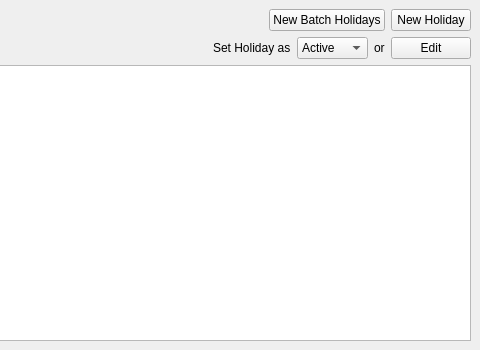
thanhdung96/KairosConsole, file KairosQt/design/Holiday/HolidayListingWidget.ui: the form before one commit; both pictures show x 227 to 707 and y 0 to 350 of the 707 by 350 pixel window.
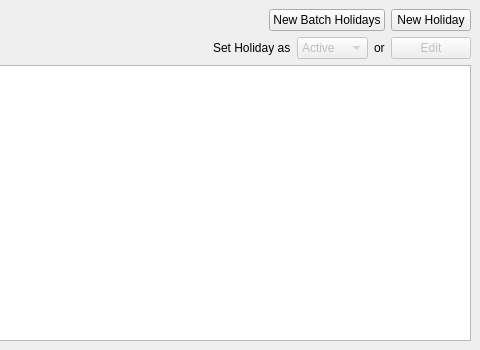
The form after the commit.

Commit message: Updated holiday, role and type listing widget to switch status combobox on selected row.

```diff
--- a/KairosQt/design/Holiday/HolidayListingWidget.ui
+++ b/KairosQt/design/Holiday/HolidayListingWidget.ui
@@ -104,6 +104,9 @@
          </item>
          <item>
           <widget class="QComboBox" name="cbxStatus">
+           <property name="enabled">
+            <bool>false</bool>
+           </property>
            <item>
             <property name="text">
              <string>Active</string>
@@ -125,6 +128,9 @@
          </item>
          <item>
           <widget class="QPushButton" name="btnEdit">
+           <property name="enabled">
+            <bool>false</bool>
+           </property>
            <property name="text">
             <string>Edit</string>
            </property>
```
Left out of the diff: 6 changed lines with no effect on the pictures. The commit also changes 14 other files.
